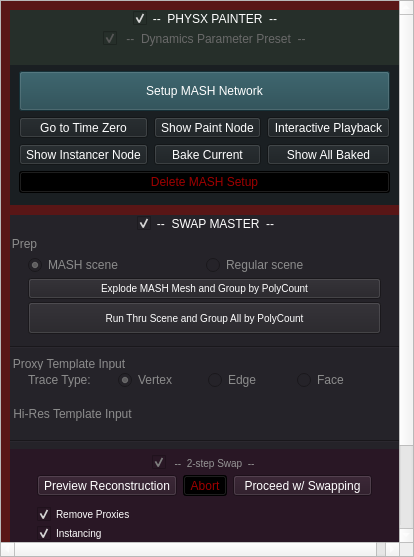
Old version of the form src/gui/app/setDressMaster/ui.ui in the repository mushogenshin/mk_dcc.
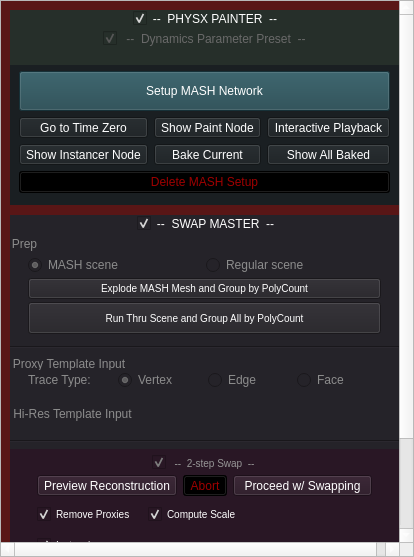
New version of the form. Icons and pictures are not drawn.

Commit message: Added support for computing scale during swapping

What changed in the file:
```diff
--- a/src/gui/app/setDressMaster/ui.ui
+++ b/src/gui/app/setDressMaster/ui.ui
@@ -876,7 +876,7 @@
                  <item>
                   <layout class="QHBoxLayout" name="horizontalLayout_2">
                    <property name="spacing">
-                    <number>0</number>
+                    <number>12</number>
                    </property>
                    <property name="leftMargin">
                     <number>18</number>
@@ -920,6 +920,51 @@
                      </item>
                     </layout>
                    </item>
+                   <item>
+                    <layout class="QVBoxLayout" name="verticalLayout_12">
+                     <property name="leftMargin">
+                      <number>0</number>
+                     </property>
+                     <property name="topMargin">
+                      <number>0</number>
+                     </property>
+                     <property name="rightMargin">
+                      <number>0</number>
+                     </property>
+                     <property name="bottomMargin">
+                      <number>0</number>
+                     </property>
+                     <item>
+                      <widget class="QCheckBox" name="SM_compute_scale_check_box">
+                       <property name="styleSheet">
+                        <string notr="true">font-size: 10px;</string>
+                       </property>
+                       <property name="text">
+                        <string>Compute Scale</string>
+                       </property>
+                       <property name="checked">
+                        <bool>true</bool>
+                       </property>
+                      </widget>
+                     </item>
+                     <item>
+                      <spacer name="verticalSpacer_2">
+                       <property name="orientation">
+                        <enum>Qt::Vertical</enum>
+                       </property>
+                       <property name="sizeType">
+                        <enum>QSizePolicy::MinimumExpanding</enum>
+                       </property>
+                       <property name="sizeHint" stdset="0">
+                        <size>
+                         <width>20</width>
+                         <height>5</height>
+                        </size>
+                       </property>
+                      </spacer>
+                     </item>
+                    </layout>
+                   </item>
                    <item>
                     <spacer name="horizontalSpacer">
                      <property name="orientation">
```
Left out of the diff: 4 changed lines with no effect on the pictures. The commit also changes 6 other files.
